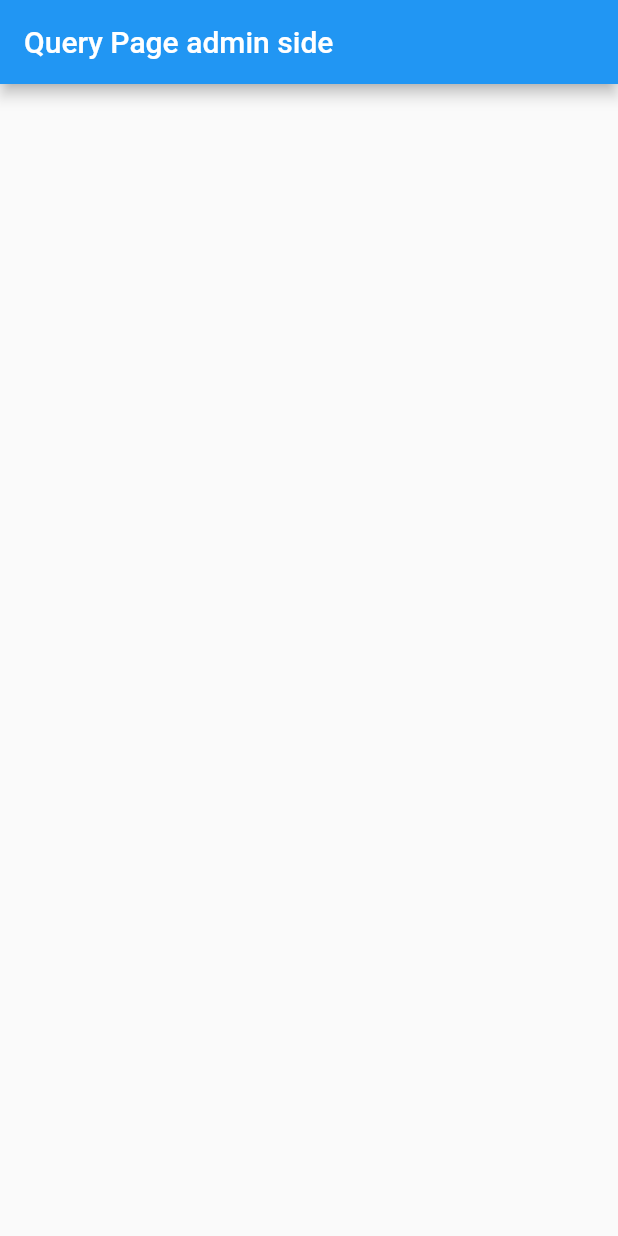
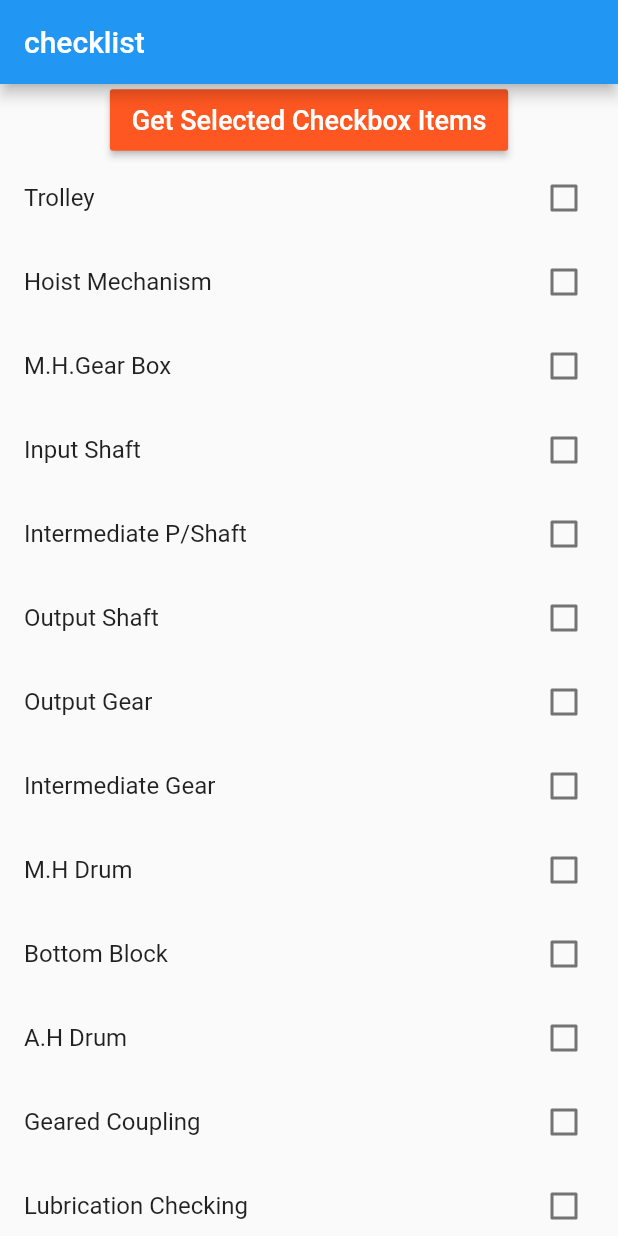
Before and after one commit to kush1902/IMP-Software-Development, a Flutter app: the screen it shows after launch, on a phone screen of 412 x 824 dp. Run offline on Flutter 3.47's test engine with Material 2 defaults, Android fonts, the phone set to English and light mode, and no system bars; our stand-ins replace cloud_firestore, firebase_auth; missing offline and left inert: cloud_firestore_web, firebase_core_web; accounts and stored records are empty.

Commit message:
Add files via upload

```diff
--- /dev/null
+++ b/lib/CheckboxWidget.dart
@@ -0,0 +1,112 @@
+import 'package:flutter/material.dart';
+import 'package:cloud_firestore/cloud_firestore.dart';
+class CheckboxWidget extends StatefulWidget {
+  @override
+  CheckboxWidgetState createState() => new CheckboxWidgetState();
+}
+
+class CheckboxWidgetState extends State {
+
+  Map<String, bool> values = {
+    'Trolley': false,
+    'Hoist Mechanism': false,
+    'M.H.Gear Box': false,
+    'Input Shaft': false,
+    'Intermediate P/Shaft': false,
+    'Output Shaft': false,
+    'Output Gear': false,
+    'Intermediate Gear': false,
+    'M.H Drum': false,
+    'Bottom Block':false,
+    'A.H Drum':false,
+    'Geared Coupling':false,
+    'Lubrication Checking':false,
+    'M.H Drum P/Block':false,
+    'Wire Rope':false,
+    'Equilizer Pulley':false,
+    'A.H Drum P/Block':false,
+    'Tightening':false,
+    'Fasteners of M.H Gear Box':false,
+    'Fasteners of M.H Gear Box Base':false,
+    'Fasteners of Bottom Block':false,
+    'Fasteners of Drum':false,
+    'Fasteners of all Geared Coupling':false,
+    'C.T Mechanism':false,
+    'C.T Whell':false,
+    'C.T Axle':false,
+    'C.T Axle Box':false,
+    'Bearing Covers':false,
+    'C.T Gear Box':false,
+    'Fasteners of C.T Gear Box':false,
+    'Fasteners of C.T Gear Box Base':false,
+    'Fasteners of C.T Axle Box fixing':false,
+    'Fasteners of C.T Axle Box Bearing Covers':false,
+    'Fasteners of Motor Base':false,
+    'Fasteners of '
+    'L.T Mechanism':false,
+    'L.T Whell':false,
+    'L.T Axle':false,
+    'L.T Axle Box':false,
+    'L.T Gear Box':false,
+  };
+
+  var tmpArray = [];
+
+  getCheckboxItems() async{
+    values.forEach((key, value) async {
+      if (value == true) {
+        tmpArray.add(key);
+      }
+      if (tmpArray == true){
+        DocumentReference ref= await db.collection('CRUD').add({
+          "array":"$tmpArray"
+      },);
+      setState(()=>ref.documentID);
+      print("$tmpArray");
+      }
+    });
+
+// Printing all selected items on Terminal screen.
+    print(tmpArray);
+// Here you will get all your selected Checkbox items.
+
+// Clear array after use.
+    tmpArray.clear();
+  }
+  final db=Firestore.instance;
+
+  @override
+  Widget build(BuildContext context) {
+    return Column(children: <Widget>[
+
+      RaisedButton(
+        child: Text(
+          " Get Selected Checkbox Items ", style: TextStyle(fontSize: 18),),
+        onPressed: getCheckboxItems,
+        color: Colors.deepOrange,
+        textColor: Colors.white,
+        splashColor: Colors.grey,
+        padding: EdgeInsets.fromLTRB(10, 10, 10, 10),
+      ),
+
+      Expanded(
+        child:
+        ListView(
+          children: values.keys.map((String key) {
+            return new CheckboxListTile(
+              title: new Text(key),
+              value: values[key],
+              activeColor: Colors.pink,
+              checkColor: Colors.white,
+              onChanged: (bool value) {
+                setState(() {
+                  values[key] = value;
+                });
+              },
+            );
+          }).toList(),
+        ),
+      ),
+    ]);
+  }
+}
--- a/lib/main.dart
+++ b/lib/main.dart
@@ -1,12 +1,22 @@
 import 'package:flutter/material.dart';
-import 'package:internship_client_side/admin_query.dart';
+import 'CheckboxWidget.dart';
 
-import 'admin_query.dart';
-import 'client_query.dart';
-import 'client_query.dart';
+void main() => runApp(MyApp());
 
-void main() => runApp( new MaterialApp(
-
-  home: QueryAdmin(),
-),
-);
+class MyApp extends StatelessWidget {
+  @override
+  Widget build(BuildContext context) {
+    return MaterialApp(
+      home: Scaffold(
+        appBar: AppBar(
+          title: Text("checklist"),
+        ),
+        body: SafeArea(
+          child: Center(
+            child: CheckboxWidget(),
+          ),
+        ),
+      ),
+    );
+  }
+}
```
Also changed, not shown: lib/generated_plugin_registrant.dart (added, +18 -0 lines).
